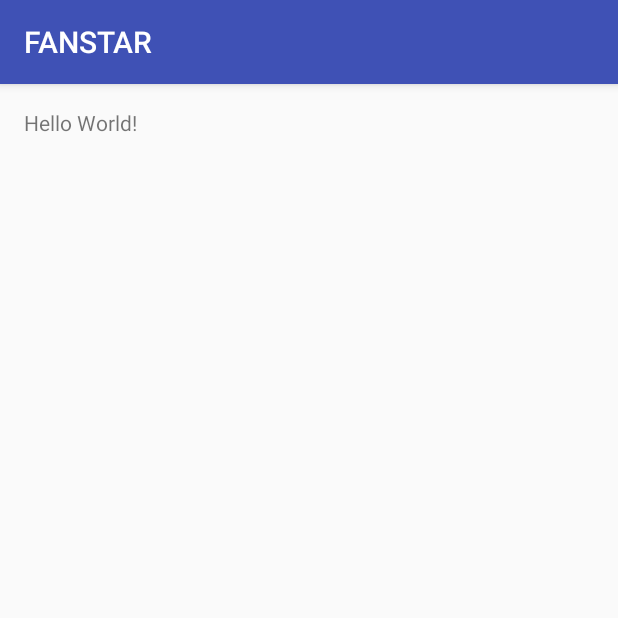
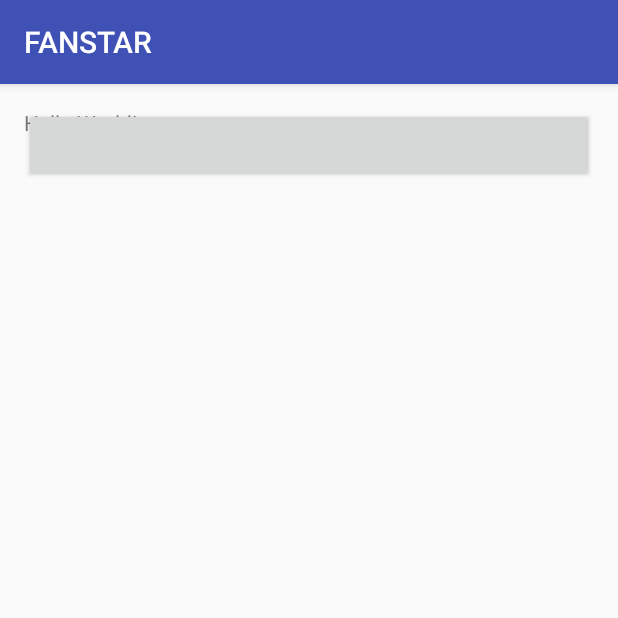
Before and after one commit to InnovareITSolutions/FANSTAR, an Android app: the screen it shows after launch (HomeActivity), on a phone screen of 412 x 824 dp, the top half of it. Run offline under Robolectric (Android 15) with nearby library versions, the phone set to English and light mode, and no system bars.

Commit message:
Surya Commited Button

```diff
--- a/app/src/main/res/layout/activity_home.xml
+++ b/app/src/main/res/layout/activity_home.xml
@@ -13,4 +13,7 @@
         android:layout_width="wrap_content"
         android:layout_height="wrap_content"
         android:text="Hello World!" />
+    <Button
+        android:layout_width="match_parent"
+        android:layout_height="50dp" />
 </RelativeLayout>
```
